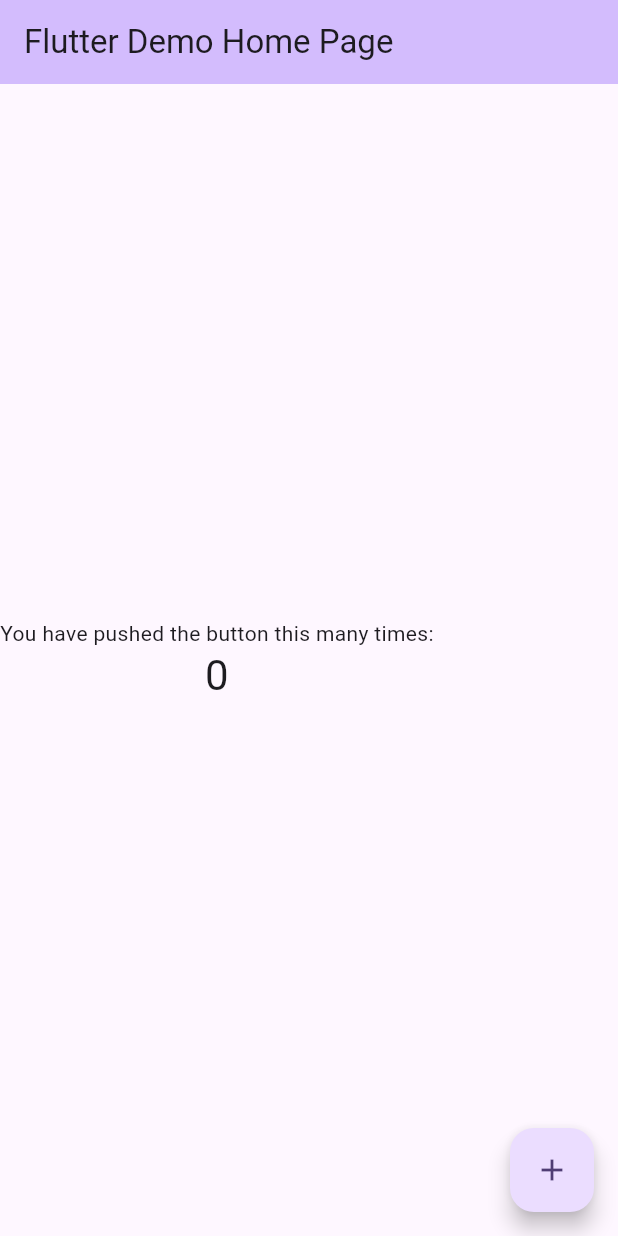
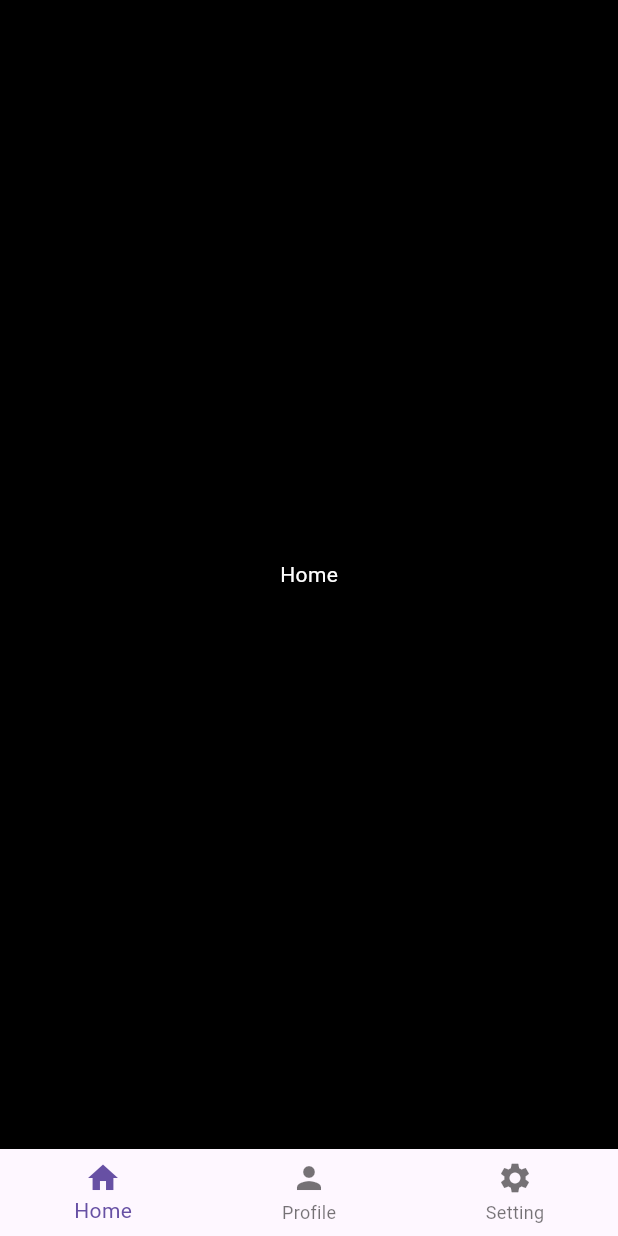
Before and after one commit to allanartuso/flutter-demo, a Flutter app: the screen it shows after launch, on a phone screen of 412 x 824 dp. Run offline on Flutter 3.47's test engine with Material 3 defaults, Android fonts, the phone set to English and light mode, and no system bars; our stand-ins replace go_router.

Commit message:
feat: use go router to navigation

```diff
--- a/lib/app/app.dart
+++ b/lib/app/app.dart
@@ -1,35 +1,23 @@
 import 'package:flutter/material.dart';
 import 'router.dart';
+
+void main() {
+  runApp(const MyApp());
+}
 
 class MyApp extends StatelessWidget {
   const MyApp({super.key});
 
-  // This widget is the root of your application.
   @override
   Widget build(BuildContext context) {
-    return MaterialApp(
-      title: 'Flutter Demo',
+    return MaterialApp.router(
+      routeInformationProvider: AppRouter.router.routeInformationProvider,
+      routeInformationParser: AppRouter.router.routeInformationParser,
+      routerDelegate: AppRouter.router.routerDelegate,
+      title: 'Go Router',
+      debugShowCheckedModeBanner: false,
       theme: ThemeData(
-        // This is the theme of your application.
-        //
-        // TRY THIS: Try running your application with "flutter run". You'll see
-        // the application has a purple toolbar. Then, without quitting the app,
-        // try changing the seedColor in the colorScheme below to Colors.green
-        // and then invoke "hot reload" (save your changes or press the "hot
-        // reload" button in a Flutter-supported IDE, or press "r" if you used
-        // the command line to start the app).
-        //
-        // Notice that the counter didn't reset back to zero; the application
-        // state is not lost during the reload. To reset the state, use hot
-        // restart instead.
-        //
-        // This works for code too, not just values: Most code changes can be
-        // tested with just a hot reload.
-        colorScheme: ColorScheme.fromSeed(seedColor: Colors.deepPurple),
-        useMaterial3: true,
-      ),
-      initialRoute: RouteNames.homeScreen,
-      onGenerateRoute: RouterClass.generateRoute,
+          primarySwatch: Colors.blue, scaffoldBackgroundColor: Colors.black),
     );
   }
 }
--- a/lib/app/home.dart
+++ /dev/null
@@ -1,39 +0,0 @@
-import 'package:flutter/material.dart';
-import 'original.component.dart';
-
-class MyHomePage extends StatefulWidget {
-  final String title = 'Flutter Demo Home Page';
-
-  const MyHomePage({super.key});
-
-  @override
-  _MyHomePageState createState() => _MyHomePageState();
-}
-
-class _MyHomePageState extends State<MyHomePage> {
-  int _counter = 0;
-
-  @override
-  Widget build(BuildContext context) {
-    return Scaffold(
-      appBar: AppBar(
-        backgroundColor: Theme.of(context).colorScheme.inversePrimary,
-        title: Text(widget.title),
-      ),
-      body: OriginalComponent(
-        counter: _counter,
-      ),
-      floatingActionButton: FloatingActionButton(
-        onPressed: _incrementCounter,
-        tooltip: 'Increment',
-        child: const Icon(Icons.add),
-      ),
-    );
-  }
-
-  void _incrementCounter() {
-    setState(() {
-      _counter++;
-    });
-  }
-}
--- /dev/null
+++ b/lib/app/main.dart
@@ -0,0 +1,57 @@
+import 'package:flutter/material.dart';
+import 'router.dart';
+
+class MainScreen extends StatefulWidget {
+  final Widget screen;
+
+  final tabs = const [
+    BottomNavigationBarItem(
+      icon: Icon(Icons.home),
+      label: 'Home',
+    ),
+    BottomNavigationBarItem(
+      icon: Icon(Icons.person),
+      label: 'Profile',
+    ),
+    BottomNavigationBarItem(
+      icon: Icon(Icons.settings),
+      label: 'Setting',
+    ),
+  ];
+
+  const MainScreen({super.key, required this.screen});
+
+  @override
+  MainScreenState createState() => MainScreenState();
+}
+
+class MainScreenState extends State<MainScreen> {
+  int currentIndex = 0;
+
+  @override
+  Widget build(BuildContext context) {
+    return Scaffold(
+      body: widget.screen,
+      bottomNavigationBar: BottomNavigationBar(
+          items: widget.tabs,
+          onTap: (index) {
+            switch (index) {
+              case 0:
+                AppRouter.router.go(Routes.homeNamedPage);
+                break;
+              case 1:
+                AppRouter.router.go(Routes.profileNamedPage);
+                break;
+              case 2:
+                AppRouter.router.go(Routes.settingsNamedPage);
+                break;
+            }
+
+            setState(() {
+              currentIndex = index;
+            });
+          },
+          currentIndex: currentIndex),
+    );
+  }
+}
--- a/lib/app/original.component.dart
+++ /dev/null
@@ -1,36 +0,0 @@
-import 'package:flutter/material.dart';
-
-class OriginalComponent extends StatelessWidget {
-  final int counter;
-
-  const OriginalComponent({super.key, required this.counter});
-
-  @override
-  Widget build(BuildContext context) {
-    return Column(
-      // Column is also a layout widget. It takes a list of children and
-      // arranges them vertically. By default, it sizes itself to fit its
-      // children horizontally, and tries to be as tall as its parent.
-      //
-      // Column has various properties to control how it sizes itself and
-      // how it positions its children. Here we use mainAxisAlignment to
-      // center the children vertically; the main axis here is the vertical
-      // axis because Columns are vertical (the cross axis would be
-      // horizontal).
-      //
-      // TRY THIS: Invoke "debug painting" (choose the "Toggle Debug Paint"
-      // action in the IDE, or press "p" in the console), to see the
-      // wireframe for each widget.
-      mainAxisAlignment: MainAxisAlignment.center,
-      children: <Widget>[
-        const Text(
-          'You have pushed the button this many times:',
-        ),
-        Text(
-          '$counter',
-          style: Theme.of(context).textTheme.headlineMedium,
-        ),
-      ],
-    );
-  }
-}
--- a/lib/app/router.dart
+++ b/lib/app/router.dart
@@ -1,29 +1,75 @@
 import 'package:flutter/material.dart';
-import 'package:flutter_application_1/app/counter.component.dart';
+import 'package:go_router/go_router.dart';
+import '../libs/features/home/home-details.dart';
+import '../libs/features/home/home.dart';
+import '../libs/features/settings/settings.dart';
+import '../libs/features/user/user-details.dart';
+import '../libs/features/user/user.dart';
+import 'main.dart';
+import 'not-found.dart';
 
-import 'home.dart';
-
-class RouteNames {
-  static const String counter = 'counter';
-  static const String homeScreen = 'homeScreen';
+class Routes {
+  static const root = '/';
+  static const homeNamedPage = '/home';
+  static const homeDetailsNamedPage = 'details';
+  static const profileNamedPage = '/profile';
+  static const profileDetailsNamedPage = 'details';
+  static const settingsNamedPage = '/settings';
+  //static profileNamedPage([String? name]) => '/${name ?? ':profile'}';
+  static Widget errorWidget(BuildContext context, GoRouterState state) =>
+      const NotFoundScreen();
 }
 
-class RouterClass {
-  static Route<dynamic> generateRoute(RouteSettings settings) {
-    switch (settings.name) {
-      case RouteNames.counter:
-        return MaterialPageRoute(
-            builder: (_) => const CounterComponent(
-                  counter: 1,
-                ));
-      case RouteNames.homeScreen:
-        return MaterialPageRoute(builder: (_) => const MyHomePage());
-      default:
-        return MaterialPageRoute(
-            builder: (_) => Scaffold(
-                  body: Center(
-                      child: Text('No route defined for ${settings.name}')),
-                ));
-    }
-  }
+class AppRouter {
+  static final _rootNavigatorKey = GlobalKey<NavigatorState>();
+  static final _shellNavigatorKey = GlobalKey<NavigatorState>();
+
+  static final GoRouter _router = GoRouter(
+    initialLocation: Routes.homeNamedPage,
+    debugLogDiagnostics: true,
+    navigatorKey: _rootNavigatorKey,
+    routes: [
+      ShellRoute(
+        navigatorKey: _shellNavigatorKey,
+        builder: (context, state, child) {
+          return MainScreen(screen: child);
+        },
+        routes: [
+          GoRoute(
+            path: Routes.homeNamedPage,
+            pageBuilder: (context, state) => const NoTransitionPage(
+              child: HomeScreen(),
+            ),
+            routes: [
+              GoRoute(
+                path: Routes.homeDetailsNamedPage,
+                builder: (context, state) => const HomeDetailsScreen(),
+              ),
+            ],
+          ),
+          GoRoute(
+            path: Routes.profileNamedPage,
+            pageBuilder: (context, state) => const NoTransitionPage(
+              child: ProfileScreen(),
+            ),
+            routes: [
+              GoRoute(
+                path: Routes.profileDetailsNamedPage,
+                builder: (context, state) => const ProfileDetailsScreen(),
+              ),
+            ],
+          ),
+          GoRoute(
+            path: Routes.settingsNamedPage,
+            pageBuilder: (context, state) => const NoTransitionPage(
+              child: SettingScreen(),
+            ),
+          ),
+        ],
+      ),
+    ],
+    errorBuilder: (context, state) => const NotFoundScreen(),
+  );
+
+  static GoRouter get router => _router;
 }
--- /dev/null
+++ b/lib/libs/features/home/home.dart
@@ -0,0 +1,15 @@
+import 'package:flutter/material.dart';
+
+class HomeScreen extends StatelessWidget {
+  const HomeScreen({Key? key}) : super(key: key);
+
+  @override
+  Widget build(BuildContext context) {
+    return const Center(
+      child: Text(
+        'Home',
+        style: TextStyle(color: Colors.white),
+      ),
+    );
+  }
+}
--- a/pubspec.yaml
+++ b/pubspec.yaml
@@ -35,6 +35,7 @@ dependencies:
   # The following adds the Cupertino Icons font to your application.
   # Use with the CupertinoIcons class for iOS style icons.
   cupertino_icons: ^1.0.6
+  go_router: ^14.2.0
 
 dev_dependencies:
   flutter_test:
```
Also changed, not shown: lib/app/counter.component.dart (deleted, +0 -17 lines), lib/app/not-found.dart (added, +12 -0 lines), lib/libs/features/home/home-details.dart (added, +15 -0 lines), lib/libs/features/settings/settings.dart (added, +15 -0 lines), lib/libs/features/user/user-details.dart (added, +15 -0 lines), lib/libs/features/user/user.dart (added, +15 -0 lines), pubspec.lock.
